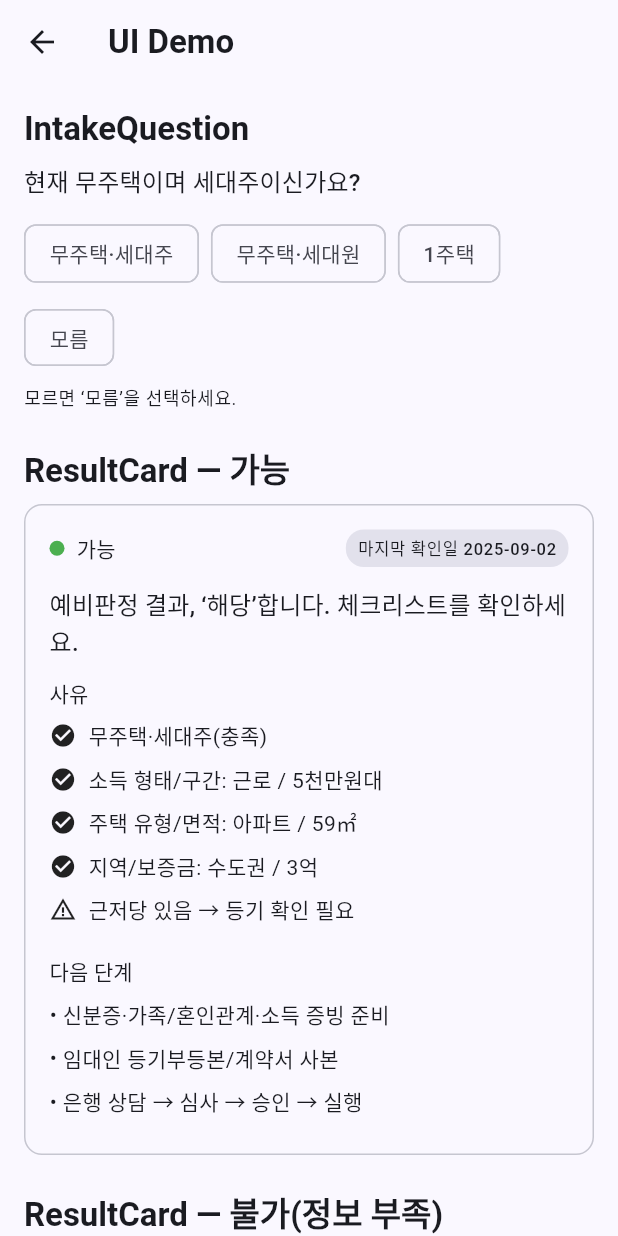
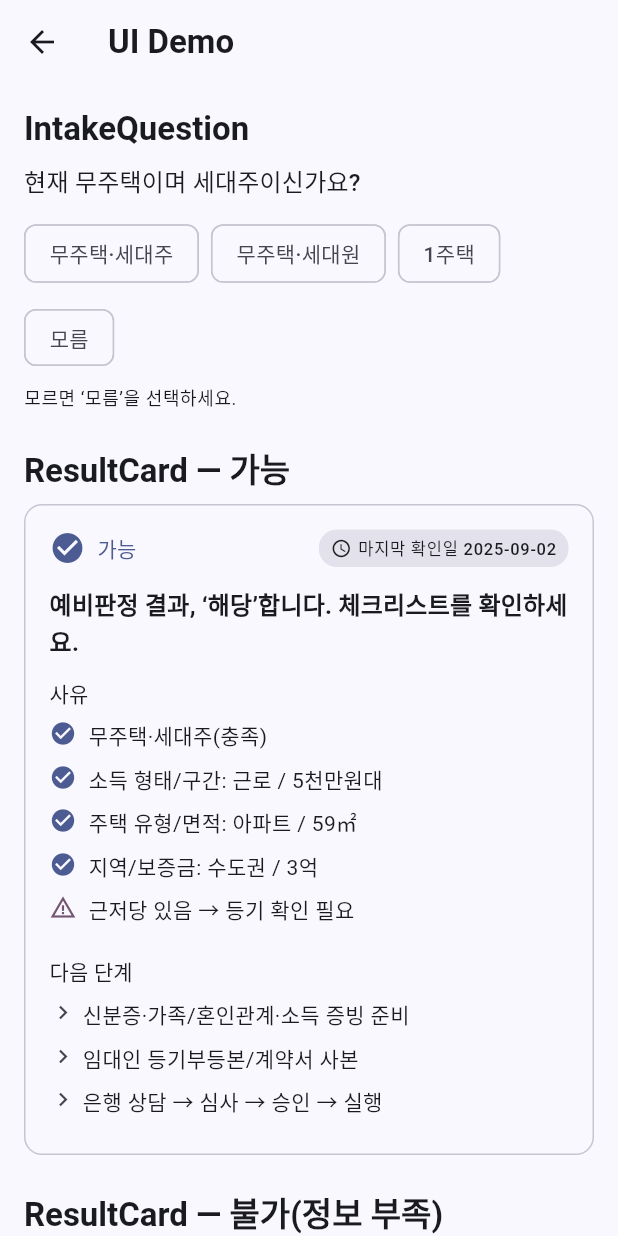
Before and after one commit to akra-devs/geonsaehelper, a Flutter app: the DemoGallery screen opened directly, on a phone screen of 412 x 824 dp. Run offline on Flutter 3.47's test engine with Material 3 defaults, Android fonts, the phone set to English and light mode, and no system bars.

Commit message:
style(ui): polish chat bubble layout and result card tone/icons

```diff
--- a/lib/ui/components/result_card.dart
+++ b/lib/ui/components/result_card.dart
@@ -32,11 +32,22 @@ class ResultCard extends StatelessWidget {
     final cs = Theme.of(context).colorScheme;
     switch (status) {
       case RulingStatus.possible:
-        return Colors.green;
+        return cs.primary;
       case RulingStatus.notPossibleInfo:
-        return Colors.amber[700] ?? cs.tertiary;
+        return cs.tertiary;
       case RulingStatus.notPossibleDisq:
         return cs.error;
+    }
+  }
+
+  IconData _statusIcon() {
+    switch (status) {
+      case RulingStatus.possible:
+        return Icons.check_circle;
+      case RulingStatus.notPossibleInfo:
+        return Icons.info;
+      case RulingStatus.notPossibleDisq:
+        return Icons.error;
     }
   }
 
@@ -71,22 +82,19 @@ class ResultCard extends StatelessWidget {
           children: [
             Row(
               children: [
-                Container(
-                  width: 10,
-                  height: 10,
-                  decoration: BoxDecoration(
-                    color: _statusColor(context),
-                    shape: BoxShape.circle,
-                  ),
-                ),
+                Icon(_statusIcon(), color: _statusColor(context)),
                 SizedBox(width: spacing.x2),
-                Text(_statusLabel(), style: Theme.of(context).textTheme.labelLarge),
+                Text(_statusLabel(), style: Theme.of(context).textTheme.titleSmall?.copyWith(color: _statusColor(context))),
                 const Spacer(),
                 _LastVerifiedBadge(lastVerified: lastVerified),
               ],
             ),
             SizedBox(height: spacing.x3),
-            Text(tldr, key: const Key('ResultCard.TLDR'), style: Theme.of(context).textTheme.titleMedium),
+            Text(
+              tldr,
+              key: const Key('ResultCard.TLDR'),
+              style: Theme.of(context).textTheme.titleMedium?.copyWith(fontWeight: FontWeight.w600),
+            ),
             SizedBox(height: spacing.x3),
             if (reasons.isNotEmpty) ...[
               Text('사유', style: Theme.of(context).textTheme.titleSmall),
@@ -94,18 +102,20 @@ class ResultCard extends StatelessWidget {
               Column(
                 key: const Key('ResultCard.Reasons'),
                 crossAxisAlignment: CrossAxisAlignment.start,
-                children: reasons
-                    .map((r) => Padding(
+                children: reasons.map((r) {
+                  final color = _reasonColor(context, r.type);
+                  return Padding(
                     padding: EdgeInsets.only(bottom: spacing.x2),
                     child: Row(
+                      crossAxisAlignment: CrossAxisAlignment.start,
                       children: [
-                              Icon(r.icon, size: 18),
+                        Icon(r.icon, size: 18, color: color),
                         SizedBox(width: spacing.x2),
-                              Expanded(child: Text(r.text)),
+                        Expanded(child: Text(r.text, style: Theme.of(context).textTheme.bodyMedium)),
                       ],
                     ),
-                        ))
-                    .toList(),
+                  );
+                }).toList(),
               ),
               SizedBox(height: spacing.x3),
             ],
@@ -122,7 +132,8 @@ class ResultCard extends StatelessWidget {
                       child: Row(
                         crossAxisAlignment: CrossAxisAlignment.start,
                         children: [
-                          const Text('• '),
+                          Icon(Icons.chevron_right, size: 18, color: Theme.of(context).colorScheme.onSurfaceVariant),
+                          SizedBox(width: spacing.x1),
                           Expanded(child: Text(s)),
                         ],
                       ),
@@ -135,6 +146,21 @@ class ResultCard extends StatelessWidget {
       ),
     );
   }
+
+  Color _reasonColor(BuildContext context, String type) {
+    final cs = Theme.of(context).colorScheme;
+    switch (type) {
+      case '충족':
+        return cs.primary;
+      case '미충족':
+        return cs.error;
+      case '확인불가':
+      case '주의':
+        return cs.tertiary;
+      default:
+        return cs.onSurfaceVariant;
+    }
+  }
 }
 
 class _LastVerifiedBadge extends StatelessWidget {
@@ -143,13 +169,21 @@ class _LastVerifiedBadge extends StatelessWidget {
   @override
   Widget build(BuildContext context) {
     final spacing = context.spacing;
+    final cs = Theme.of(context).colorScheme;
     return Container(
       padding: EdgeInsets.symmetric(horizontal: spacing.x2, vertical: spacing.x1),
       decoration: BoxDecoration(
-        color: Theme.of(context).colorScheme.surfaceVariant,
+        color: cs.surfaceVariant,
         borderRadius: BorderRadius.circular(12),
       ),
-      child: Text('마지막 확인일 $lastVerified', style: Theme.of(context).textTheme.labelSmall),
+      child: Row(
+        mainAxisSize: MainAxisSize.min,
+        children: [
+          const Icon(Icons.schedule, size: 14),
+          SizedBox(width: spacing.x1),
+          Text('마지막 확인일 $lastVerified', style: Theme.of(context).textTheme.labelSmall),
+        ],
+      ),
     );
   }
 }
```
Also changed, not shown: lib/ui/components/chat_bubble.dart (+27 -8 lines). Lines whose indentation alone changed are shown as unchanged.
